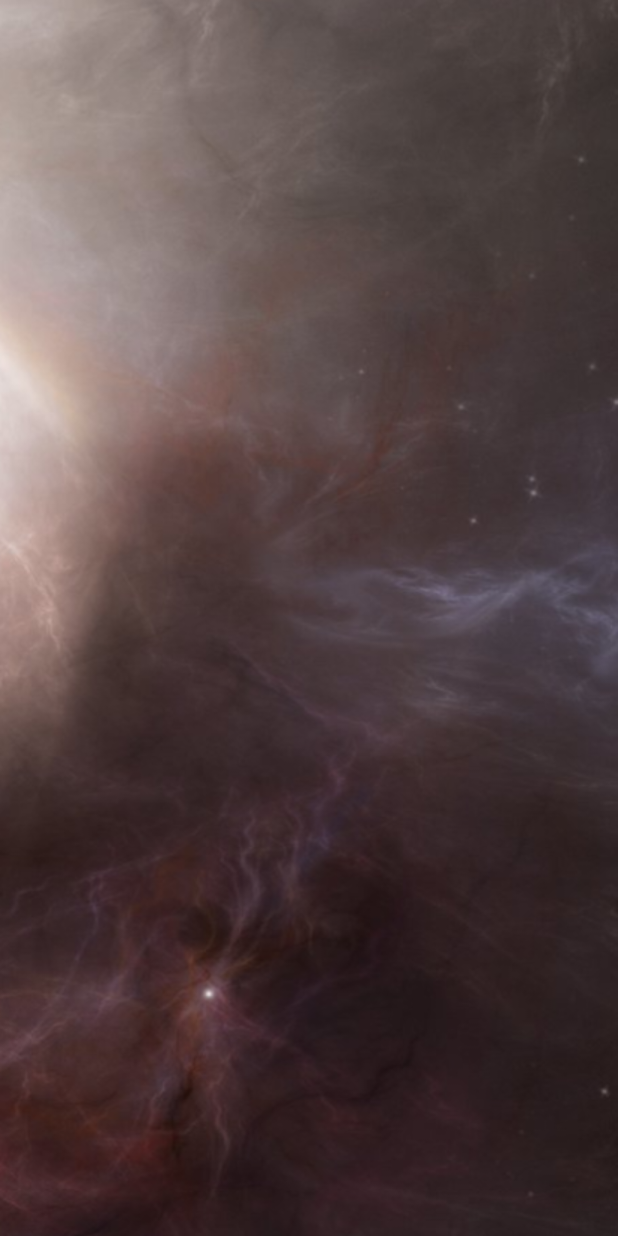
After one commit to vreyes25/APIproject, an Android app: the FirstScreen screen opened directly, with no data from a screen before it, on a phone screen of 412 x 824 dp. The commit adds this screen. Run offline under Robolectric (Android 15) with nearby library versions, the phone set to English and light mode, and no system bars.

Commit message:
Se agregó una pantalla y el código de transición entre pantallas

```diff
--- a/app/src/main/AndroidManifest.xml
+++ b/app/src/main/AndroidManifest.xml
@@ -9,6 +9,7 @@
         android:roundIcon="@mipmap/ic_launcher_round"
         android:supportsRtl="true"
         android:theme="@style/Theme.NasaAPI_Project">
+        <activity android:name=".FirstScreen"></activity>
         <activity android:name=".MainActivity">
             <intent-filter>
                 <action android:name="android.intent.action.MAIN" />
--- /dev/null
+++ b/app/src/main/java/com/example/nasaapi_project/FirstScreen.kt
@@ -0,0 +1,11 @@
+package com.example.nasaapi_project
+
+import androidx.appcompat.app.AppCompatActivity
+import android.os.Bundle
+
+class FirstScreen : AppCompatActivity() {
+    override fun onCreate(savedInstanceState: Bundle?) {
+        super.onCreate(savedInstanceState)
+        setContentView(R.layout.activity_first_screem)
+    }
+}
--- /dev/null
+++ b/app/src/main/res/layout/activity_first_screem.xml
@@ -0,0 +1,10 @@
+<?xml version="1.0" encoding="utf-8"?>
+<androidx.constraintlayout.widget.ConstraintLayout xmlns:android="http://schemas.android.com/apk/res/android"
+    xmlns:app="http://schemas.android.com/apk/res-auto"
+    xmlns:tools="http://schemas.android.com/tools"
+    android:layout_width="match_parent"
+    android:layout_height="match_parent"
+    tools:context=".FirstScreen"
+    android:background="@drawable/background1">
+
+</androidx.constraintlayout.widget.ConstraintLayout>
```
Also changed, not shown: app/src/main/java/com/example/nasaapi_project/MainActivity.kt (+7 -0 lines), app/src/main/res/layout/activity_main.xml (+4 -3 lines), app/src/main/res/drawable/background1.png (added).
